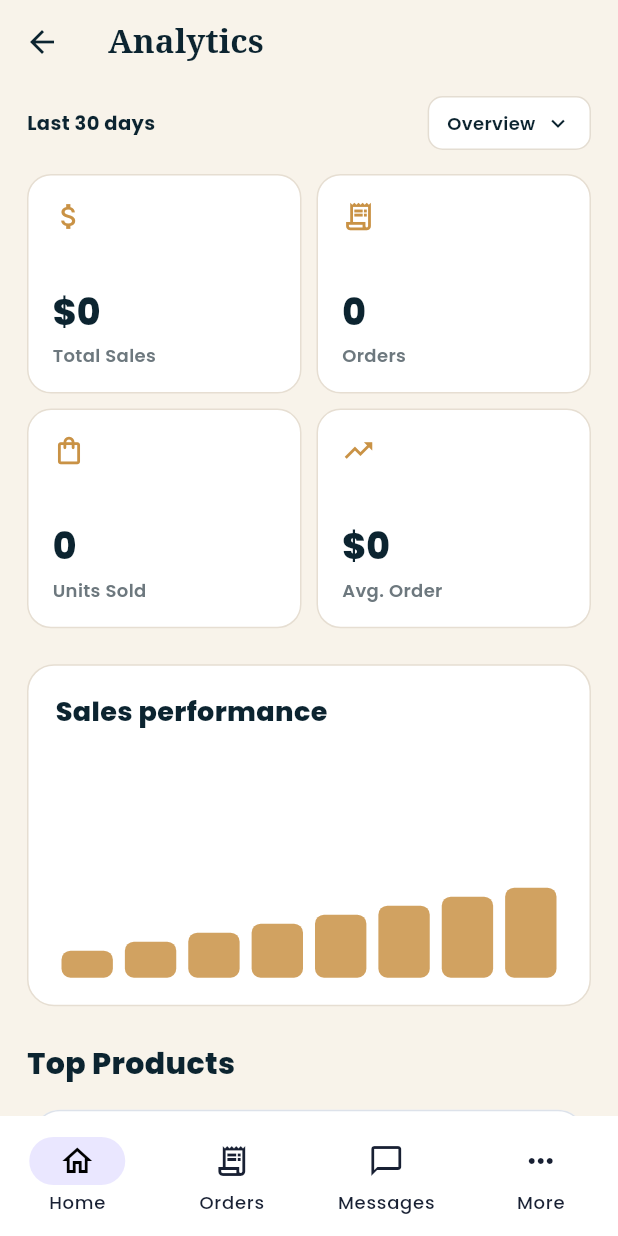
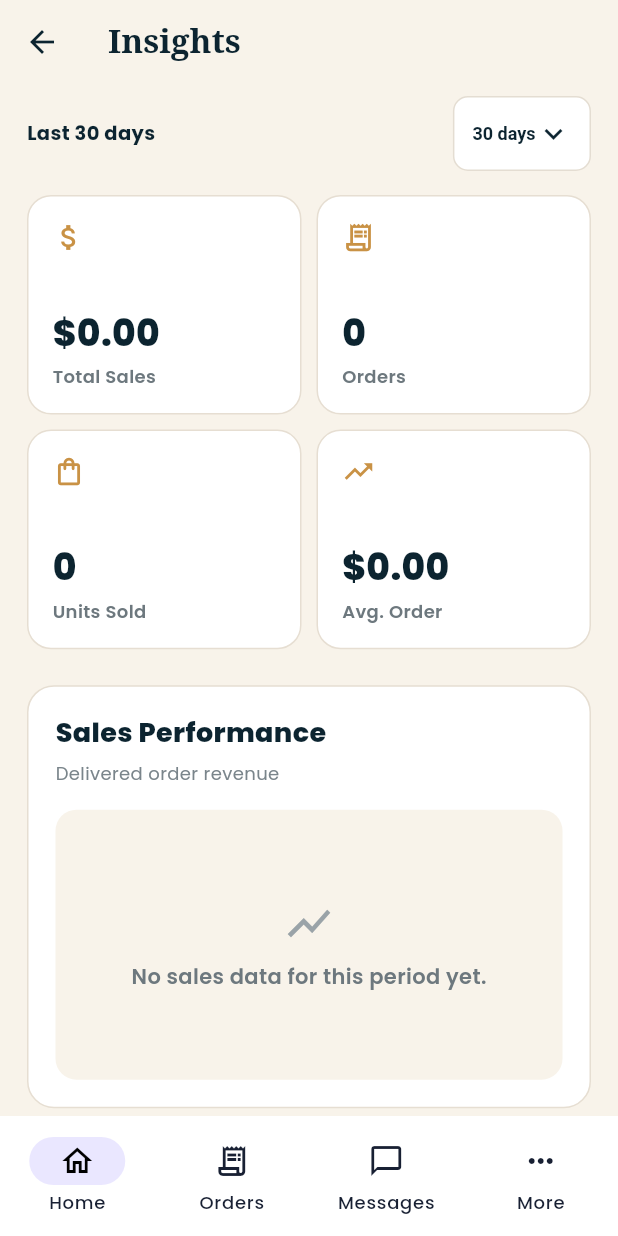
Before and after one commit to ujwaljetly-create/brandNextDoor, a Flutter app: the SellerAnalyticsScreen screen opened by its route, on a phone screen of 412 x 824 dp. Run offline on Flutter 3.47's test engine with Material 3 defaults, Android fonts, the phone set to English and light mode, and no system bars; our stand-ins replace cloud_firestore, firebase_auth, firebase_core, firebase_messaging, firebase_storage, flutter_dotenv and 7 more; accounts and stored records are empty.

Commit message:
Replace fake analytics bars with interactive real sales trend

```diff
--- a/lib/features/seller/screens/seller_analytics_screen.dart
+++ b/lib/features/seller/screens/seller_analytics_screen.dart
@@ -1,3 +1,5 @@
+import 'dart:math' as math;
+
 import 'package:firebase_auth/firebase_auth.dart';
 import 'package:flutter/material.dart';
 import 'package:go_router/go_router.dart';
@@ -7,20 +9,59 @@ import '../../../models/order_model.dart';
 import '../../listings/services/listing_service.dart';
 import '../../orders/services/order_service.dart';
 
-class SellerAnalyticsScreen extends StatelessWidget {
+class SellerAnalyticsScreen extends StatefulWidget {
   const SellerAnalyticsScreen({super.key});
 
+  @override
+  State<SellerAnalyticsScreen> createState() => _SellerAnalyticsScreenState();
+}
+
+class _SellerAnalyticsScreenState extends State<SellerAnalyticsScreen> {
   static const _navy = Color(0xFF0C2430);
   static const _gold = Color(0xFFC99245);
   static const _cream = Color(0xFFF8F3EA);
 
+  int _days = 30;
+  int? _selectedPoint;
+
+  DateTime _orderDate(OrderModel order) =>
+      (order.completedAt ?? order.updatedAt ?? order.createdAt).toDate();
+
+  List<OrderModel> _periodOrders(List<OrderModel> orders) {
+    final cutoff = DateTime.now().subtract(Duration(days: _days));
+    return orders
+        .where((o) => o.status == 'delivered' && _orderDate(o).isAfter(cutoff))
+        .toList();
+  }
+
+  List<_SalesPoint> _salesPoints(List<OrderModel> delivered) {
+    final now = DateTime.now();
+    final bucketCount = _days == 7 ? 7 : (_days == 30 ? 10 : 12);
+    final bucketDays = (_days / bucketCount).ceil();
+    final start = DateTime(now.year, now.month, now.day)
+        .subtract(Duration(days: _days - 1));
+
+    return List.generate(bucketCount, (index) {
+      final bucketStart = start.add(Duration(days: index * bucketDays));
+      final bucketEnd = index == bucketCount - 1
+          ? now.add(const Duration(days: 1))
+          : bucketStart.add(Duration(days: bucketDays));
+      final value = delivered
+          .where((o) {
+            final date = _orderDate(o);
+            return !date.isBefore(bucketStart) && date.isBefore(bucketEnd);
+          })
+          .fold<double>(0, (sum, o) => sum + o.amount);
+      return _SalesPoint(date: bucketStart, value: value);
+    });
+  }
+
   @override
   Widget build(BuildContext context) {
     final user = FirebaseAuth.instance.currentUser;
-
     if (user == null) {
       return const Scaffold(
-        body: Center(child: Text('Please sign in to view analytics.')),
+        body: Center(child: Text('Please sign in to view insights.')),
       );
     }
 
@@ -28,6 +69,7 @@ class SellerAnalyticsScreen extends StatelessWidget {
       backgroundColor: _cream,
       appBar: AppBar(
         backgroundColor: _cream,
+        surfaceTintColor: _cream,
         elevation: 0,
         leading: IconButton(
           onPressed: () => context.canPop()
@@ -36,7 +78,7 @@ class SellerAnalyticsScreen extends StatelessWidget {
           icon: const Icon(Icons.arrow_back, color: _navy),
         ),
         title: const Text(
-          'Analytics',
+          'Insights',
           style: TextStyle(
             color: _navy,
             fontFamily: 'serif',
@@ -47,19 +89,18 @@ class SellerAnalyticsScreen extends StatelessWidget {
       body: StreamBuilder<List<OrderModel>>(
         stream: OrderService().getSellerOrders(user.uid),
         builder: (context, orderSnapshot) {
+          if (orderSnapshot.connectionState == ConnectionState.waiting &&
+              !orderSnapshot.hasData) {
+            return const Center(child: CircularProgressIndicator());
+          }
+
           final orders = orderSnapshot.data ?? const <OrderModel>[];
-          final delivered =
-              orders.where((order) => order.status == 'delivered').toList();
-          final totalSales = delivered.fold<double>(
-            0,
-            (sum, order) => sum + order.amount,
-          );
-          final totalUnits = delivered.fold<int>(
-            0,
-            (sum, order) => sum + order.quantity,
-          );
+          final delivered = _periodOrders(orders);
+          final totalSales = delivered.fold<double>(0, (sum, o) => sum + o.amount);
+          final totalUnits = delivered.fold<int>(0, (sum, o) => sum + o.quantity);
           final averageOrderValue =
               delivered.isEmpty ? 0.0 : totalSales / delivered.length;
+          final points = _salesPoints(delivered);
 
           return StreamBuilder<List<ListingModel>>(
             stream: ListingService().getSellerListings(user.uid),
@@ -73,10 +114,10 @@ class SellerAnalyticsScreen extends StatelessWidget {
                 children: [
                   Row(
                     children: [
-                      const Expanded(
+                      Expanded(
                         child: Text(
-                          'Last 30 days',
-                          style: TextStyle(
+                          'Last $_days days',
+                          style: const TextStyle(
                             color: _navy,
                             fontSize: 13,
                             fontWeight: FontWeight.w700,
@@ -84,32 +125,34 @@ class SellerAnalyticsScreen extends StatelessWidget {
                         ),
                       ),
                       Container(
-                        padding: const EdgeInsets.symmetric(
-                          horizontal: 12,
-                          vertical: 8,
-                        ),
+                        padding: const EdgeInsets.symmetric(horizontal: 12),
                         decoration: BoxDecoration(
                           color: Colors.white,
                           borderRadius: BorderRadius.circular(10),
                           border: Border.all(color: const Color(0xFFE4DDD2)),
                         ),
-                        child: const Row(
-                          children: [
-                            Text(
-                              'Overview',
-                              style: TextStyle(
+                        child: DropdownButtonHideUnderline(
+                          child: DropdownButton<int>(
+                            value: _days,
+                            icon: const Icon(Icons.keyboard_arrow_down, color: _navy),
+                            style: const TextStyle(
                               color: _navy,
                               fontWeight: FontWeight.w600,
                               fontSize: 12,
                             ),
+                            items: const [
+                              DropdownMenuItem(value: 7, child: Text('7 days')),
+                              DropdownMenuItem(value: 30, child: Text('30 days')),
+                              DropdownMenuItem(value: 90, child: Text('90 days')),
+                            ],
+                            onChanged: (value) {
+                              if (value == null) return;
+                              setState(() {
+                                _days = value;
+                                _selectedPoint = null;
+                              });
+                            },
                           ),
-                            SizedBox(width: 6),
-                            Icon(
-                              Icons.keyboard_arrow_down,
-                              color: _navy,
-                              size: 18,
-                            ),
-                          ],
                         ),
                       ),
                     ],
@@ -123,26 +166,10 @@ class SellerAnalyticsScreen extends StatelessWidget {
                     physics: const NeverScrollableScrollPhysics(),
                     childAspectRatio: 1.25,
                     children: [
-                      _MetricCard(
-                        title: 'Total Sales',
-                        value: '\$${totalSales.toStringAsFixed(0)}',
-                        icon: Icons.attach_money,
-                      ),
-                      _MetricCard(
-                        title: 'Orders',
-                        value: delivered.length.toString(),
-                        icon: Icons.receipt_long_outlined,
-                      ),
-                      _MetricCard(
-                        title: 'Units Sold',
-                        value: totalUnits.toString(),
-                        icon: Icons.shopping_bag_outlined,
-                      ),
-                      _MetricCard(
-                        title: 'Avg. Order',
-                        value: '\$${averageOrderValue.toStringAsFixed(0)}',
-                        icon: Icons.trending_up,
-                      ),
+                      _MetricCard(title: 'Total Sales', value: '\$${totalSales.toStringAsFixed(2)}', icon: Icons.attach_money),
+                      _MetricCard(title: 'Orders', value: delivered.length.toString(), icon: Icons.receipt_long_outlined),
+                      _MetricCard(title: 'Units Sold', value: totalUnits.toString(), icon: Icons.shopping_bag_outlined),
+                      _MetricCard(title: 'Avg. Order', value: '\$${averageOrderValue.toStringAsFixed(2)}', icon: Icons.trending_up),
                     ],
                   ),
                   const SizedBox(height: 24),
@@ -157,125 +184,99 @@ class SellerAnalyticsScreen extends StatelessWidget {
                       crossAxisAlignment: CrossAxisAlignment.start,
                       children: [
                         const Text(
-                          'Sales performance',
-                          style: TextStyle(
-                            color: _navy,
-                            fontSize: 18,
-                            fontWeight: FontWeight.w800,
+                          'Sales Performance',
+                          style: TextStyle(color: _navy, fontSize: 18, fontWeight: FontWeight.w800),
+                        ),
+                        const SizedBox(height: 5),
+                        const Text(
+                          'Delivered order revenue',
+                          style: TextStyle(color: Color(0xFF7A858B), fontSize: 12),
+                        ),
+                        const SizedBox(height: 16),
+                        if (delivered.isEmpty)
+                          Container(
+                            height: 180,
+                            width: double.infinity,
+                            alignment: Alignment.center,
+                            decoration: BoxDecoration(
+                              color: _cream,
+                              borderRadius: BorderRadius.circular(14),
+                            ),
+                            child: const Column(
+                              mainAxisSize: MainAxisSize.min,
+                              children: [
+                                Icon(Icons.show_chart, color: Color(0xFF9AA3A8), size: 34),
+                                SizedBox(height: 8),
+                                Text(
+                                  'No sales data for this period yet.',
+                                  style: TextStyle(color: Color(0xFF6D787E), fontWeight: FontWeight.w600),
+                                ),
+                              ],
+                            ),
+                          )
+                        else ...[
+                          if (_selectedPoint != null && _selectedPoint! < points.length)
+                            Padding(
+                              padding: const EdgeInsets.only(bottom: 8),
+                              child: Text(
+                                '${_dateLabel(points[_selectedPoint!].date)}  •  \$${points[_selectedPoint!].value.toStringAsFixed(2)}',
+                                style: const TextStyle(color: _navy, fontWeight: FontWeight.w700),
                               ),
                             ),
-                        const SizedBox(height: 14),
                           SizedBox(
-                          height: 150,
-                          child: Row(
-                            crossAxisAlignment: CrossAxisAlignment.end,
-                            children: List.generate(8, (index) {
-                              final factor = delivered.isEmpty
-                                  ? 0.15 + (index * 0.05)
-                                  : 0.25 + ((index % 5) * 0.12);
-                              return Expanded(
-                                child: Padding(
-                                  padding:
-                                      const EdgeInsets.symmetric(horizontal: 4),
-                                  child: Container(
-                                    height: 120 * factor,
-                                    decoration: BoxDecoration(
-                                      color: _gold.withValues(alpha: 0.85),
-                                      borderRadius: BorderRadius.circular(6),
+                            height: 190,
+                            child: LayoutBuilder(
+                              builder: (context, constraints) {
+                                return GestureDetector(
+                                  behavior: HitTestBehavior.opaque,
+                                  onTapDown: (details) {
+                                    final width = constraints.maxWidth;
+                                    final usable = math.max(1.0, width - 24);
+                                    final x = (details.localPosition.dx - 12).clamp(0.0, usable);
+                                    final index = points.length == 1
+                                        ? 0
+                                        : ((x / usable) * (points.length - 1)).round();
+                                    setState(() => _selectedPoint = index.clamp(0, points.length - 1));
+                                  },
+                                  child: CustomPaint(
+                                    painter: _SalesTrendPainter(
+                                      points: points,
+                                      selectedIndex: _selectedPoint,
+                                      lineColor: _gold,
+                                      axisColor: const Color(0xFFE5DDD2),
+                                    ),
+                                    child: const SizedBox.expand(),
+                                  ),
+                                );
+                              },
                             ),
                           ),
+                          const SizedBox(height: 8),
+                          const Text(
+                            'Tap the trend line to inspect a period.',
+                            style: TextStyle(color: Color(0xFF7A858B), fontSize: 11),
                           ),
-                              );
-                            }),
-                          ),
-                        ),
+                        ],
                       ],
                     ),
                   ),
                   const SizedBox(height: 24),
-                  const Text(
-                    'Top Products',
-                    style: TextStyle(
-                      color: _navy,
-                      fontSize: 20,
-                      fontWeight: FontWeight.w800,
-                    ),
-                  ),
+                  const Text('Top Products', style: TextStyle(color: _navy, fontSize: 20, fontWeight: FontWeight.w800)),
                   const SizedBox(height: 12),
                   if (topProducts.isEmpty)
-                    const Card(
-                      child: Padding(
-                        padding: EdgeInsets.all(18),
-                        child: Text('No product data available yet.'),
-                      ),
-                    )
+                    const Card(child: Padding(padding: EdgeInsets.all(18), child: Text('No product data available yet.')))
                   else
-                    ...topProducts.take(5).map(
-                          (listing) => Container(
+                    ...topProducts.take(5).map((listing) => Container(
                       margin: const EdgeInsets.only(bottom: 10),
                       padding: const EdgeInsets.all(12),
-                            decoration: BoxDecoration(
-                              color: Colors.white,
-                              borderRadius: BorderRadius.circular(15),
-                              border:
-                                  Border.all(color: const Color(0xFFE6DED2)),
-                            ),
-                            child: Row(
-                              children: [
-                                ClipRRect(
-                                  borderRadius: BorderRadius.circular(10),
-                                  child: SizedBox(
-                                    width: 58,
-                                    height: 58,
-                                    child: listing.images.isNotEmpty
-                                        ? Image.network(
-                                            listing.images.first,
-                                            fit: BoxFit.cover,
-                                            errorBuilder: (_, __, ___) =>
-                                                const Icon(
-                                              Icons.image_outlined,
-                                            ),
-                                          )
-                                        : const Icon(Icons.image_outlined),
-                                  ),
-                                ),
+                      decoration: BoxDecoration(color: Colors.white, borderRadius: BorderRadius.circular(15), border: Border.all(color: const Color(0xFFE6DED2))),
+                      child: Row(children: [
+                        ClipRRect(borderRadius: BorderRadius.circular(10), child: SizedBox(width: 58, height: 58, child: listing.images.isNotEmpty ? Image.network(listing.images.first, fit: BoxFit.cover, errorBuilder: (_, __, ___) => const Icon(Icons.image_outlined)) : const Icon(Icons.image_outlined))),
                         const SizedBox(width: 12),
-                                Expanded(
-                                  child: Column(
-                                    crossAxisAlignment:
-                                        CrossAxisAlignment.start,
-                                    children: [
-                                      Text(
-                                        listing.title,
-                                        maxLines: 1,
-                                        overflow: TextOverflow.ellipsis,
-                                        style: const TextStyle(
-                                          color: _navy,
-                                          fontWeight: FontWeight.w700,
-                                        ),
-                                      ),
-                                      const SizedBox(height: 4),
-                                      Text(
-                                        '${listing.soldCount} sold',
-                                        style: const TextStyle(
-                                          color: Color(0xFF6D787E),
-                                          fontSize: 12,
-                                        ),
-                                      ),
-                                    ],
-                                  ),
-                                ),
-                                Text(
-                                  '\$${listing.currentPrice.toStringAsFixed(0)}',
-                                  style: const TextStyle(
-                                    color: _navy,
-                                    fontWeight: FontWeight.w800,
-                                  ),
-                                ),
-                              ],
-                            ),
-                          ),
-                        ),
+                        Expanded(child: Column(crossAxisAlignment: CrossAxisAlignment.start, children: [Text(listing.title, maxLines: 1, overflow: TextOverflow.ellipsis, style: const TextStyle(color: _navy, fontWeight: FontWeight.w700)), const SizedBox(height: 4), Text('${listing.soldCount} sold', style: const TextStyle(color: Color(0xFF6D787E), fontSize: 12))])),
+                        Text('\$${listing.currentPrice.toStringAsFixed(2)}', style: const TextStyle(color: _navy, fontWeight: FontWeight.w800)),
+                      ]),
+                    )),
                 ],
               );
             },
@@ -293,67 +294,99 @@ class SellerAnalyticsScreen extends StatelessWidget {
         },
         destinations: const [
           NavigationDestination(icon: Icon(Icons.home_outlined), label: 'Home'),
-          NavigationDestination(
-            icon: Icon(Icons.receipt_long_outlined),
-            label: 'Orders',
-          ),
-          NavigationDestination(
-            icon: Icon(Icons.chat_bubble_outline),
-            label: 'Messages',
-          ),
+          NavigationDestination(icon: Icon(Icons.receipt_long_outlined), label: 'Orders'),
+          NavigationDestination(icon: Icon(Icons.chat_bubble_outline), label: 'Messages'),
           NavigationDestination(icon: Icon(Icons.more_horiz), label: 'More'),
         ],
       ),
     );
   }
+
+  String _dateLabel(DateTime date) => '${date.month}/${date.day}';
+}
+
+class _SalesPoint {
+  final DateTime date;
+  final double value;
+  const _SalesPoint({required this.date, required this.value});
+}
+
+class _SalesTrendPainter extends CustomPainter {
+  final List<_SalesPoint> points;
+  final int? selectedIndex;
+  final Color lineColor;
+  final Color axisColor;
+
+  const _SalesTrendPainter({
+    required this.points,
+    required this.selectedIndex,
+    required this.lineColor,
+    required this.axisColor,
+  });
+
+  @override
+  void paint(Canvas canvas, Size size) {
+    if (points.isEmpty) return;
+    const left = 12.0, right = 12.0, top = 12.0, bottom = 22.0;
+    final width = math.max(1.0, size.width - left - right);
+    final height = math.max(1.0, size.height - top - bottom);
+    final maxValue = math.max(1.0, points.map((p) => p.value).reduce(math.max));
+
+    final gridPaint = Paint()..color = axisColor..strokeWidth = 1;
+    for (var i = 0; i <= 3; i++) {
+      final y = top + height * i / 3;
+      canvas.drawLine(Offset(left, y), Offset(left + width, y), gridPaint);
+    }
+
+    Offset pointOffset(int i) {
+      final x = points.length == 1 ? left + width / 2 : left + width * i / (points.length - 1);
+      final y = top + height - (points[i].value / maxValue) * height;
+      return Offset(x, y);
+    }
+
+    final path = Path();
+    for (var i = 0; i < points.length; i++) {
+      final p = pointOffset(i);
+      if (i == 0) path.moveTo(p.dx, p.dy); else path.lineTo(p.dx, p.dy);
+    }
+
+    final fillPath = Path.from(path)
+      ..lineTo(pointOffset(points.length - 1).dx, top + height)
+      ..lineTo(pointOffset(0).dx, top + height)
+      ..close();
+    canvas.drawPath(fillPath, Paint()..color = lineColor.withValues(alpha: .10));
+    canvas.drawPath(path, Paint()..color = lineColor..strokeWidth = 3..style = PaintingStyle.stroke..strokeCap = StrokeCap.round..strokeJoin = StrokeJoin.round);
+
+    for (var i = 0; i < points.length; i++) {
+      final p = pointOffset(i);
+      final selected = i == selectedIndex;
+      canvas.drawCircle(p, selected ? 6 : 3.5, Paint()..color = selected ? const Color(0xFF0C2430) : lineColor);
+    }
+  }
+
+  @override
+  bool shouldRepaint(covariant _SalesTrendPainter oldDelegate) =>
+      oldDelegate.points != points || oldDelegate.selectedIndex != selectedIndex;
 }
 
 class _MetricCard extends StatelessWidget {
   final String title;
   final String value;
   final IconData icon;
-
-  const _MetricCard({
-    required this.title,
-    required this.value,
-    required this.icon,
-  });
+  const _MetricCard({required this.title, required this.value, required this.icon});
 
   @override
   Widget build(BuildContext context) {
     return Container(
       padding: const EdgeInsets.all(16),
-      decoration: BoxDecoration(
-        color: Colors.white,
-        borderRadius: BorderRadius.circular(16),
-        border: Border.all(color: const Color(0xFFE6DED2)),
-      ),
-      child: Column(
-        crossAxisAlignment: CrossAxisAlignment.start,
-        children: [
-          Icon(icon, color: SellerAnalyticsScreen._gold, size: 22),
+      decoration: BoxDecoration(color: Colors.white, borderRadius: BorderRadius.circular(16), border: Border.all(color: const Color(0xFFE6DED2))),
+      child: Column(crossAxisAlignment: CrossAxisAlignment.start, children: [
+        Icon(icon, color: _SellerAnalyticsScreenState._gold, size: 22),
         const Spacer(),
-          Text(
-            value,
-            maxLines: 1,
-            overflow: TextOverflow.ellipsis,
-            style: const TextStyle(
-              color: SellerAnalyticsScreen._navy,
-              fontSize: 24,
-              fontWeight: FontWeight.w800,
-            ),
-          ),
+        Text(value, maxLines: 1, overflow: TextOverflow.ellipsis, style: const TextStyle(color: _SellerAnalyticsScreenState._navy, fontSize: 24, fontWeight: FontWeight.w800)),
         const SizedBox(height: 4),
-          Text(
-            title,
-            style: const TextStyle(
-              color: Color(0xFF6D787E),
-              fontSize: 12,
-              fontWeight: FontWeight.w600,
-            ),
-          ),
-        ],
-      ),
+        Text(title, style: const TextStyle(color: Color(0xFF6D787E), fontSize: 12, fontWeight: FontWeight.w600)),
+      ]),
     );
   }
 }
```
Lines whose indentation alone changed are shown as unchanged.
